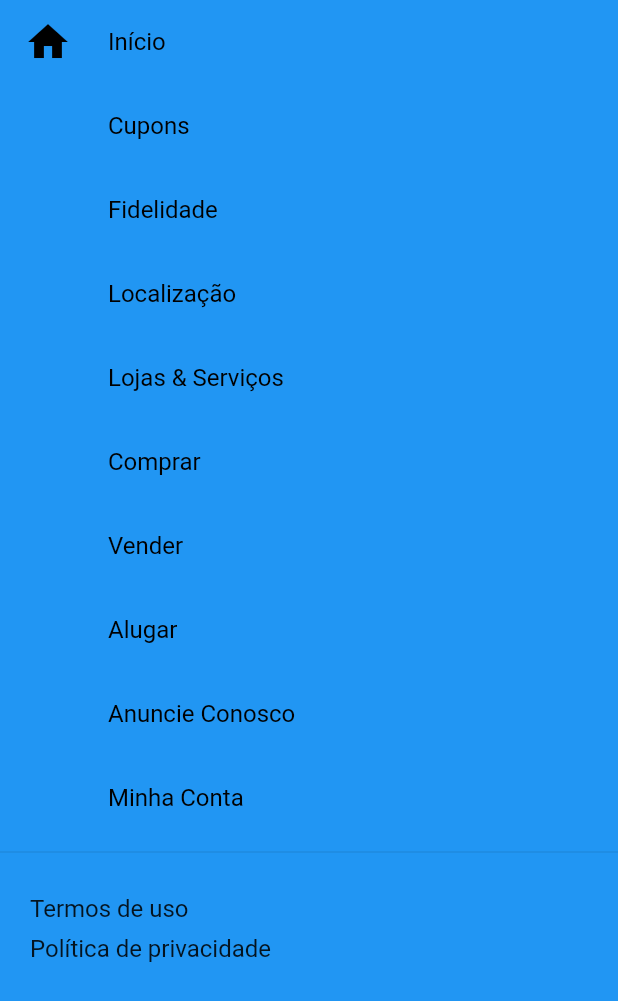
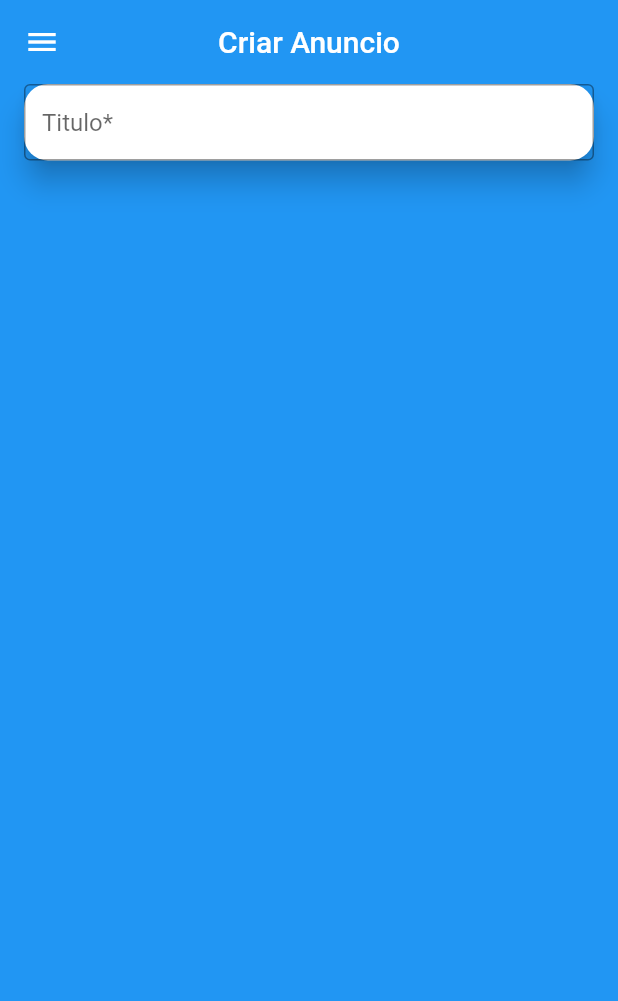
Before and after one commit to oliveiradg/GuiaPGX, a Flutter app: the PageSection widget shown alone on an empty page, opened directly, after a tap on "Lojas & Serviços", on a phone screen of 412 x 824 dp. Shown: the top 1001 px of the screen. Run offline on Flutter 3.47's test engine with Material 2 defaults, Android fonts, the phone set to English and light mode, and no system bars; our stand-ins replace carousel_slider; network calls fail.

Commit message:
[Dia 52] - feat Desenvolvendo página de Criação de Anúncios

```diff
--- a/lib/app/views/base_view.dart
+++ b/lib/app/views/base_view.dart
@@ -1,26 +1,22 @@
 import 'package:flutter/material.dart';
+import 'package:guia_pgx/app/views/create_view.dart';
 import 'package:guia_pgx/app/views/home_page_view.dart';
 
 class BaseView extends StatelessWidget {
-  final PageController pageController = PageController(); //comando para mudar a pagina através do controller
+  final PageController pageController =
+      PageController(); //comando para mudar a pagina através do controller
 
   BaseView({Key? key}) : super(key: key);
 
   @override
   Widget build(BuildContext context) {
     return Scaffold(
-
-
-
       body: PageView(
         controller: pageController,
         physics: const NeverScrollableScrollPhysics(),
         children: [
-        const   HomePageView(),
-
-          Container(
-            color: Colors.green,
-          ),
+          const HomePageView(),
+          const CreateView(),
           Container(
             color: Colors.yellow,
           ),
--- /dev/null
+++ b/lib/app/views/create_view.dart
@@ -0,0 +1,40 @@
+import 'package:flutter/material.dart';
+import 'package:guia_pgx/components/custom_drawer/custom_drawer.dart';
+
+class CreateView extends StatelessWidget {
+  const CreateView({Key? key}) : super(key: key);
+
+  @override
+  Widget build(BuildContext context) {
+    return Scaffold(
+      drawer: const CustomDrawer(),
+      appBar: AppBar(
+        title: const Text('Criar Anuncio'),
+        centerTitle: true,
+      ),
+      body: Card(
+        margin: const EdgeInsets.symmetric(horizontal: 16),
+        shape: RoundedRectangleBorder(
+          borderRadius: BorderRadius.circular(16),
+        ),
+        elevation: 8,
+        child: Column(
+          mainAxisSize: MainAxisSize.min,
+          children:  [
+            TextFormField(
+              decoration: const InputDecoration(
+                hintText: 'Titulo*',
+
+                border: OutlineInputBorder(),
+                isDense: true,
+              ),
+              keyboardType: TextInputType.emailAddress,
+            ),
+
+
+          ]
+        ),
+      ),
+    );
+  }
+}
--- a/lib/components/custom_drawer/pages/page_section.dart
+++ b/lib/components/custom_drawer/pages/page_section.dart
@@ -1,4 +1,6 @@
 import 'package:flutter/material.dart';
+import 'package:guia_pgx/app/views/create_view.dart';
+import 'package:guia_pgx/app/views/home_page_view.dart';
 import 'package:guia_pgx/components/page_tile.dart';
 
 class PageSection extends StatelessWidget {
@@ -15,7 +17,9 @@ class PageSection extends StatelessWidget {
           iconData: Icons.home,
           label: 'Início',
           onTap: () {
-
+           Navigator.of(context).push(
+          MaterialPageRoute(
+            builder: (_) => const HomePageView(),),);
           },
           highLighted: true,
         ),
@@ -40,7 +44,11 @@ class PageSection extends StatelessWidget {
         PageTile(
           iconData: Icons.storefront,
           label: 'Lojas & Serviços',
-          onTap: () {},
+          onTap: () {
+            Navigator.of(context).push(
+          MaterialPageRoute(
+            builder: (_) => const CreateView(),),);
+          },
           highLighted: false,
         ),
         PageTile(
```
